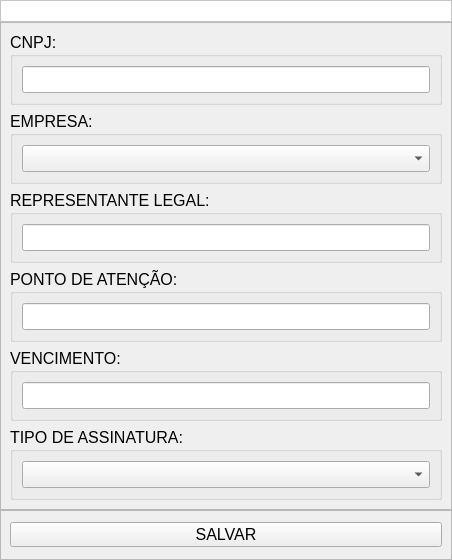
GmacieiraFibra/python_fibra_cadastro_cofres, file novosPoderes.ui: the form before one commit.
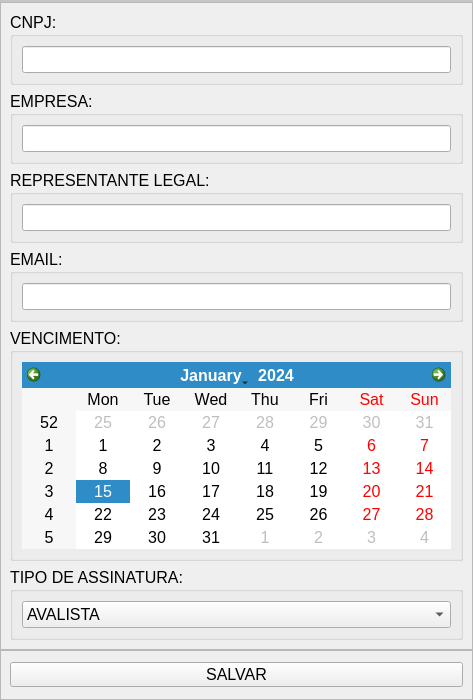
The form after the commit. Icons and pictures are not drawn.

Patch:
```diff
--- a/novosPoderes.ui
+++ b/novosPoderes.ui
@@ -6,13 +6,13 @@
    <rect>
     <x>0</x>
     <y>0</y>
-    <width>452</width>
-    <height>475</height>
+    <width>473</width>
+    <height>498</height>
    </rect>
   </property>
   <property name="minimumSize">
    <size>
-    <width>300</width>
+    <width>0</width>
     <height>0</height>
    </size>
   </property>
@@ -80,35 +80,6 @@
       <property name="bottomMargin">
        <number>0</number>
       </property>
-      <item>
-       <widget class="QWidget" name="widget" native="true">
-        <property name="maximumSize">
-         <size>
-          <width>16777215</width>
-          <height>50</height>
-         </size>
-        </property>
-        <property name="styleSheet">
-         <string notr="true">image: url(:/Logo/logo_fibra.png);</string>
-        </property>
-       </widget>
-      </item>
-      <item>
-       <spacer name="horizontalSpacer">
-        <property name="orientation">
-         <enum>Qt::Horizontal</enum>
-        </property>
-        <property name="sizeType">
-         <enum>QSizePolicy::Fixed</enum>
-        </property>
-        <property name="sizeHint" stdset="0">
-         <size>
-          <width>400</width>
-          <height>20</height>
-         </size>
-        </property>
-       </spacer>
-      </item>
      </layout>
     </widget>
    </item>
@@ -120,9 +91,9 @@
      <property name="frameShadow">
       <enum>QFrame::Raised</enum>
      </property>
-     <layout class="QVBoxLayout" name="verticalLayout_2">
-      <item>
-       <widget class="QGroupBox" name="groupBox">
+     <layout class="QGridLayout" name="gridLayout">
+      <item row="0" column="0">
+       <widget class="QGroupBox" name="gPBox_cnpj">
         <property name="font">
          <font>
           <pointsize>12</pointsize>
@@ -133,13 +104,20 @@
         </property>
         <layout class="QVBoxLayout" name="verticalLayout_3">
          <item>
-          <widget class="QLineEdit" name="lineEdit"/>
+          <widget class="QLineEdit" name="lnEdit_cnpj">
+           <property name="sizePolicy">
+            <sizepolicy hsizetype="Minimum" vsizetype="Fixed">
+             <horstretch>0</horstretch>
+             <verstretch>0</verstretch>
+            </sizepolicy>
+           </property>
+          </widget>
          </item>
         </layout>
        </widget>
       </item>
-      <item>
-       <widget class="QGroupBox" name="groupBox_2">
+      <item row="1" column="0">
+       <widget class="QGroupBox" name="gPBox_emp">
         <property name="font">
          <font>
           <pointsize>12</pointsize>
@@ -150,13 +128,20 @@
         </property>
         <layout class="QVBoxLayout" name="verticalLayout_4">
          <item>
-          <widget class="QComboBox" name="comboBox"/>
+          <widget class="QLineEdit" name="lnEdit_emp">
+           <property name="sizePolicy">
+            <sizepolicy hsizetype="Minimum" vsizetype="Fixed">
+             <horstretch>0</horstretch>
+             <verstretch>0</verstretch>
+            </sizepolicy>
+           </property>
+          </widget>
          </item>
         </layout>
        </widget>
       </item>
-      <item>
-       <widget class="QGroupBox" name="groupBox_3">
+      <item row="2" column="0">
+       <widget class="QGroupBox" name="gPBox_repLeg">
         <property name="font">
          <font>
           <pointsize>12</pointsize>
@@ -167,30 +152,44 @@
         </property>
         <layout class="QVBoxLayout" name="verticalLayout_5">
          <item>
-          <widget class="QLineEdit" name="lineEdit_2"/>
+          <widget class="QLineEdit" name="lnEdit_repLeg">
+           <property name="sizePolicy">
+            <sizepolicy hsizetype="Minimum" vsizetype="Fixed">
+             <horstretch>0</horstretch>
+             <verstretch>0</verstretch>
+            </sizepolicy>
+           </property>
+          </widget>
          </item>
         </layout>
        </widget>
       </item>
-      <item>
-       <widget class="QGroupBox" name="groupBox_4">
+      <item row="3" column="0">
+       <widget class="QGroupBox" name="gPBox_email">
         <property name="font">
          <font>
           <pointsize>12</pointsize>
          </font>
         </property>
         <property name="title">
-         <string>PONTO DE ATENÇÃO:</string>
+         <string>EMAIL:</string>
         </property>
         <layout class="QVBoxLayout" name="verticalLayout_6">
          <item>
-          <widget class="QLineEdit" name="lineEdit_3"/>
+          <widget class="QLineEdit" name="lnEdit_email">
+           <property name="sizePolicy">
+            <sizepolicy hsizetype="Minimum" vsizetype="Fixed">
+             <horstretch>0</horstretch>
+             <verstretch>0</verstretch>
+            </sizepolicy>
+           </property>
+          </widget>
          </item>
         </layout>
        </widget>
       </item>
-      <item>
-       <widget class="QGroupBox" name="groupBox_5">
+      <item row="4" column="0">
+       <widget class="QGroupBox" name="gPBox_venc">
         <property name="font">
          <font>
           <pointsize>12</pointsize>
@@ -201,12 +200,19 @@
         </property>
         <layout class="QVBoxLayout" name="verticalLayout_7">
          <item>
-          <widget class="QLineEdit" name="lineEdit_4"/>
+          <widget class="QCalendarWidget" name="calendarWidget">
+           <property name="sizePolicy">
+            <sizepolicy hsizetype="Minimum" vsizetype="Preferred">
+             <horstretch>0</horstretch>
+             <verstretch>0</verstretch>
+            </sizepolicy>
+           </property>
+          </widget>
          </item>
         </layout>
        </widget>
       </item>
-      <item>
+      <item row="5" column="0">
        <widget class="QGroupBox" name="groupBox_6">
         <property name="font">
          <font>
@@ -218,7 +224,37 @@
         </property>
         <layout class="QVBoxLayout" name="verticalLayout_8">
          <item>
-          <widget class="QComboBox" name="comboBox_2"/>
+          <widget class="QComboBox" name="cBox_tpAss">
+           <property name="sizePolicy">
+            <sizepolicy hsizetype="Minimum" vsizetype="Fixed">
+             <horstretch>0</horstretch>
+             <verstretch>0</verstretch>
+            </sizepolicy>
+           </property>
+           <property name="currentText">
+            <string>AVALISTA</string>
+           </property>
+           <item>
+            <property name="text">
+             <string>AVALISTA</string>
+            </property>
+           </item>
+           <item>
+            <property name="text">
+             <string>FIADOR</string>
+            </property>
+           </item>
+           <item>
+            <property name="text">
+             <string>FIEL DEPOSITÁRIO</string>
+            </property>
+           </item>
+           <item>
+            <property name="text">
+             <string>PARTE</string>
+            </property>
+           </item>
+          </widget>
          </item>
         </layout>
        </widget>
```
Left out of the diff: 10 changed lines with no effect on the pictures.
